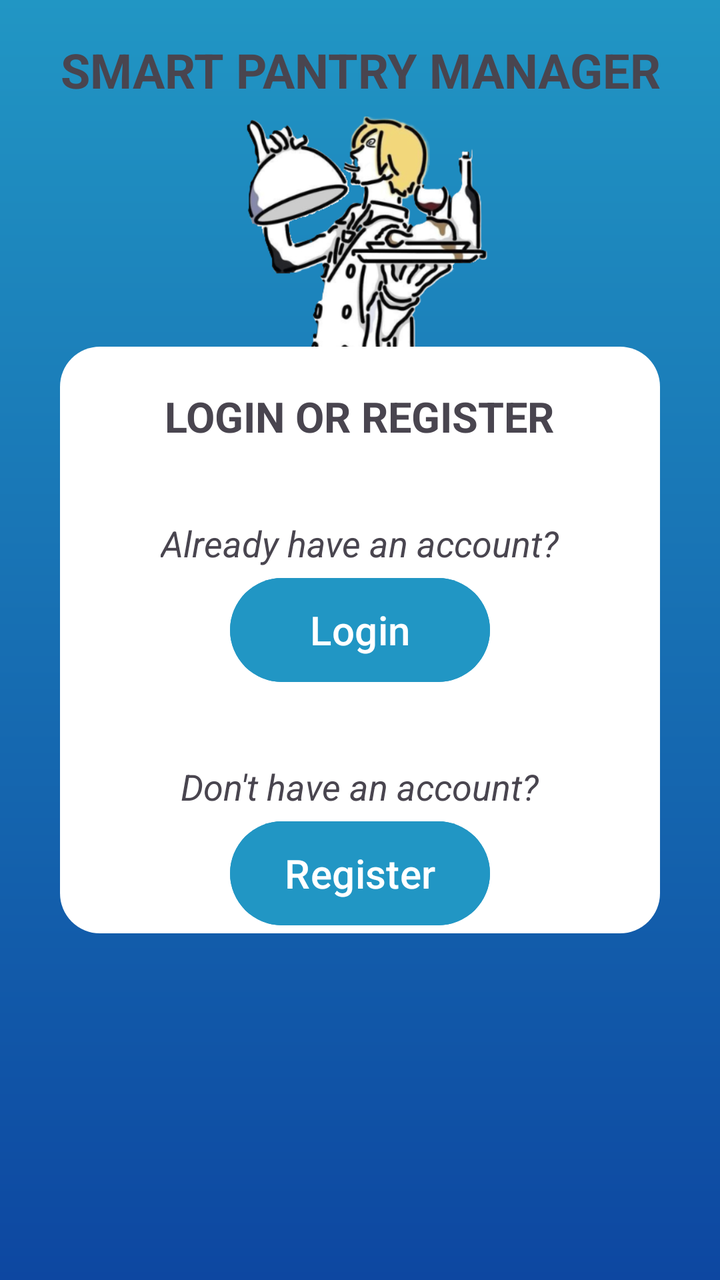
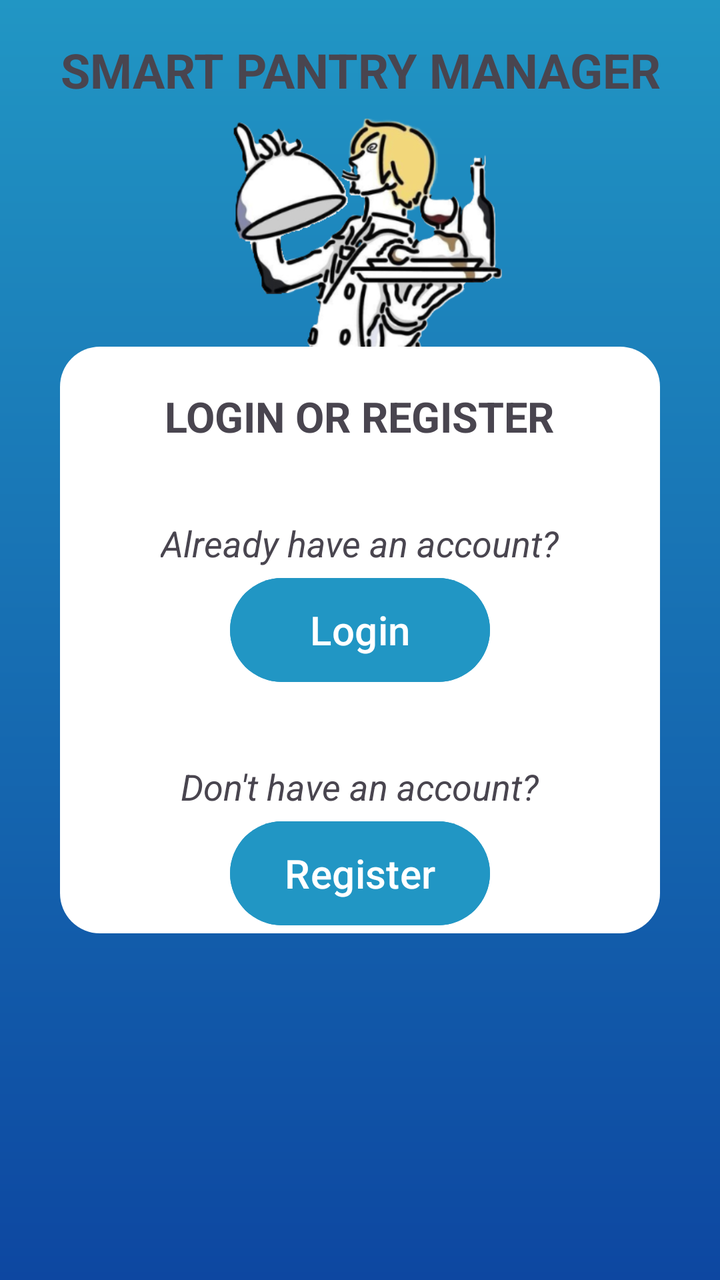

The first picture is an Android layout as it rendered before a commit; the second is the same layout after the commit. The layout source and the unified diff follow.
<!-- AndroidManifest.xml: application theme Theme.SmartPantryManagement -->
<!-- res/layout/activity_startup_page.xml -->
<?xml version="1.0" encoding="utf-8"?>
<androidx.constraintlayout.widget.ConstraintLayout xmlns:android="http://schemas.android.com/apk/res/android"
    xmlns:app="http://schemas.android.com/apk/res-auto"
    xmlns:tools="http://schemas.android.com/tools"
    android:background="@drawable/blue_gradient"
    android:id="@+id/main"
    android:layout_width="match_parent"
    android:layout_height="match_parent"
    tools:context=".StartupPage">


    <TextView
        android:id="@+id/BodyTextView"
        android:layout_width="match_parent"
        android:layout_height="70dp"
        android:text="SMART PANTRY MANAGER"
        android:textSize="24sp"
        android:textStyle="bold"
        android:gravity="center"
        app:layout_constraintTop_toTopOf="parent"
        app:layout_constraintStart_toStartOf="parent"
        app:layout_constraintEnd_toEndOf="parent"
        />

    <ImageView
        android:id="@+id/LoginRegImg"
        android:layout_width="370dp"
        android:layout_height="170dp"
        android:src="@drawable/startup_logo_2"
        android:scaleType="fitCenter"
        android:layout_marginTop="-21dp"
        app:layout_constraintStart_toStartOf="parent"
        app:layout_constraintEnd_toEndOf="parent"
        app:layout_constraintTop_toBottomOf="@id/BodyTextView"/>

    <LinearLayout
        android:id="@+id/Login"
        android:layout_width="300dp"
        android:layout_height="wrap_content"
        android:orientation="vertical"
        android:background="@drawable/rounded_borders"
        android:gravity="center_horizontal"
        app:layout_constraintTop_toTopOf="parent"
        app:layout_constraintBottom_toBottomOf="parent"
        app:layout_constraintStart_toStartOf="parent"
        app:layout_constraintEnd_toEndOf="parent"
        app:layout_constraintVertical_bias="0.5">

    <TextView
        android:id="@+id/LoginRegtxt"
        android:layout_width="wrap_content"
        android:layout_height="70dp"
        android:text="LOGIN OR REGISTER"
        android:textSize="21sp"
        android:textStyle="bold"
        android:gravity="center"
        android:padding="16dp"
        />

        <TextView
            android:id="@+id/Logintxt"
            android:layout_width="wrap_content"
            android:layout_height="wrap_content"
            android:text="Already have an account?"
            android:textSize="18sp"
            android:textStyle="italic"
            android:gravity="center"
            android:padding="16dp"
            />

        <Button
            android:id="@+id/btnLogin"
            android:layout_width="130dp"
            android:layout_height="60dp"
            android:layout_marginTop="-15dp"
            android:text="Login"
            android:textSize="20sp"
            android:backgroundTint="#2196C4"
            />

        <TextView
            android:id="@+id/Regtxt"
            android:layout_width="wrap_content"
            android:layout_height="wrap_content"
            android:text="Don't have an account?"
            android:textSize="18sp"
            android:textStyle="italic"
            android:gravity="center"
            android:padding="16dp"
            android:layout_marginTop="20dp"
            />

        <Button
            android:id="@+id/btnReg"
            android:layout_width="130dp"
            android:layout_height="60dp"
            android:layout_marginTop="-15dp"
            android:text="Register"
            android:textSize="20sp"
            android:backgroundTint="#2196C4"
            />

    </LinearLayout>

</androidx.constraintlayout.widget.ConstraintLayout>
<!-- resources referenced by this layout -->
<resources>
  <!-- drawable blue_gradient (drawable) -->
  <?xml version="1.0" encoding="utf-8"?>
  <shape xmlns:android="http://schemas.android.com/apk/res/android">
  
      <gradient
          android:angle="270"
          android:startColor="#2196C4"
          android:endColor="#0D47A1"
          android:type="linear"/>
  </shape>
  <!-- drawable rounded_borders (drawable) -->
  <?xml version="1.0" encoding="utf-8"?>
  <shape xmlns:android="http://schemas.android.com/apk/res/android">
  
      <solid android:color="#FFFFFF"/>
      <corners android:radius="20dp"/>
  </shape>
  <!-- drawable startup_logo_2: png bitmap (drawable, 100697 bytes) -->
  <style name="Theme.SmartPantryManagement" parent="Base.Theme.SmartPantryManagement" />
  <style name="Base.Theme.SmartPantryManagement" parent="Theme.Material3.DayNight.NoActionBar">
          
          
      </style>
</resources>

<!-- the commit's change to res/layout/activity_startup_page.xml (unified diff, before → after) -->
@@ -24,8 +24,8 @@
 
     <ImageView
         android:id="@+id/LoginRegImg"
-        android:layout_width="370dp"
-        android:layout_height="170dp"
+        android:layout_width="380dp"
+        android:layout_height="190dp"
         android:src="@drawable/startup_logo_2"
         android:scaleType="fitCenter"
         android:layout_marginTop="-21dp"
